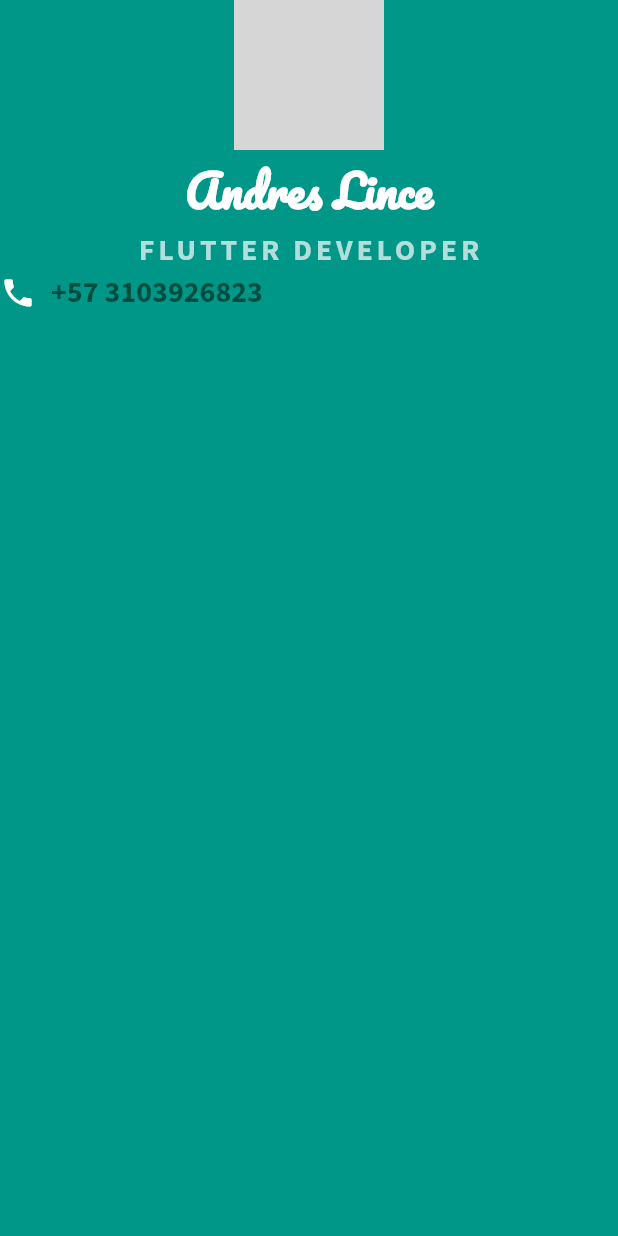
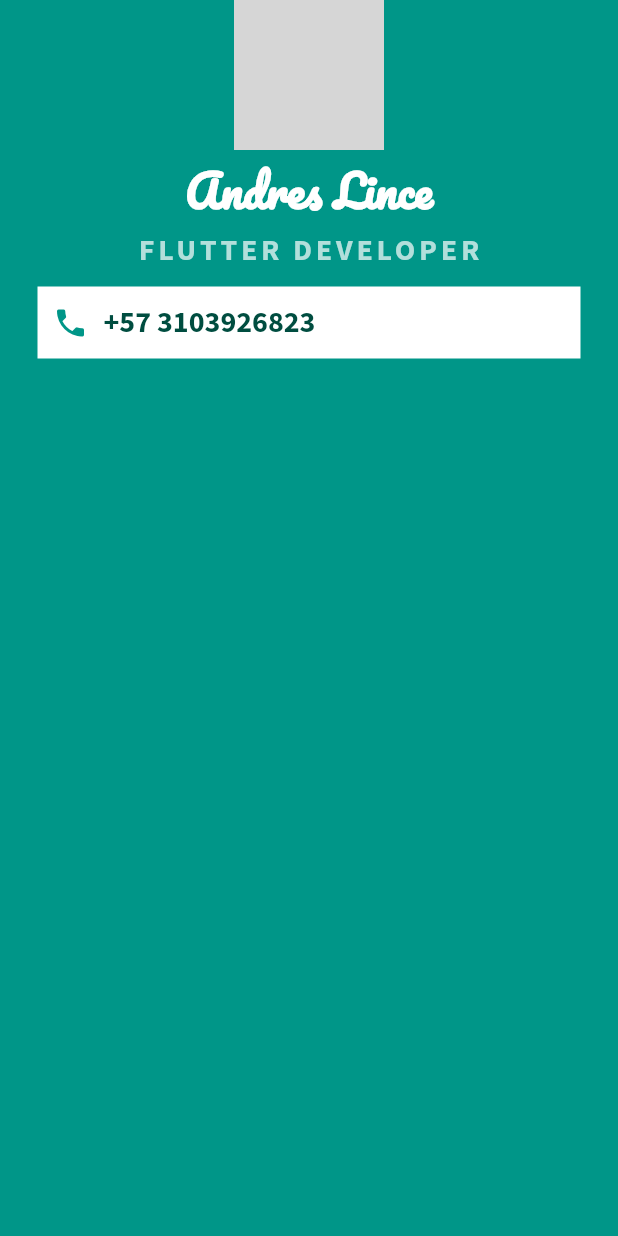
Before and after one commit to AndresLince/my_card_flutter, a Flutter app: the screen it shows after launch, on a phone screen of 412 x 824 dp. Run offline on Flutter 3.47's test engine with Material 2 defaults, Android fonts, the phone set to English and light mode, and no system bars; grey boxes are pictures that could not be loaded.

Commit message:
Add styles to the container

```diff
--- a/lib/main.dart
+++ b/lib/main.dart
@@ -37,9 +37,12 @@ class MyApp extends StatelessWidget {
                   fontWeight: FontWeight.bold),
             ),
             Container(
+              color: Colors.white,
+              padding: const EdgeInsets.all(10),
+              margin: const EdgeInsets.symmetric(vertical: 10, horizontal: 25),
               child: Row(
                 children: [
-                  const Icon(Icons.phone, color: Colors.white),
+                  const Icon(Icons.phone, color: Colors.teal),
                   const SizedBox(
                     width: 10,
                   ),
```
